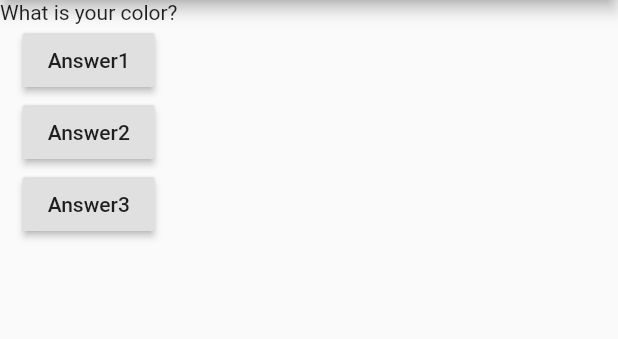
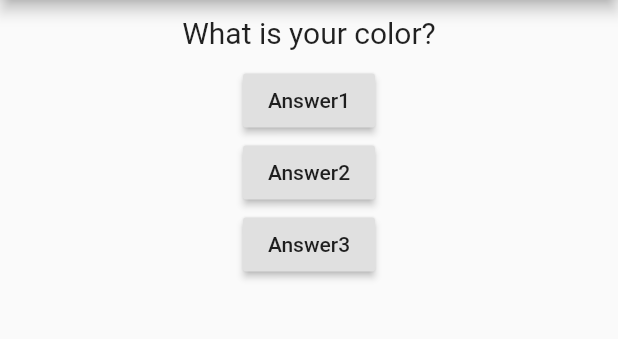
Before and after one commit to zaher88abd/first_flutter_project, a Flutter app: the screen it shows after launch, on a phone screen of 412 x 824 dp, the part 84-423 px from its top. Run offline on Flutter 3.47's test engine with Material 2 defaults, Android fonts, the phone set to English and light mode, and no system bars.

Commit message:
replace text with Question Widget

```diff
--- a/lib/main.dart
+++ b/lib/main.dart
@@ -1,4 +1,6 @@
 import "package:flutter/material.dart";
+
+import 'package:flutter_first_app/question.dart';
 
 void main() {
   runApp(MyApp());
@@ -24,7 +26,7 @@ class MyAppState extends State<MyApp> {
         ),
         body: Column(
           children: <Widget>[
-            Text(
+            Question(
               questions[questionIndex],
             ),
             RaisedButton(
```
